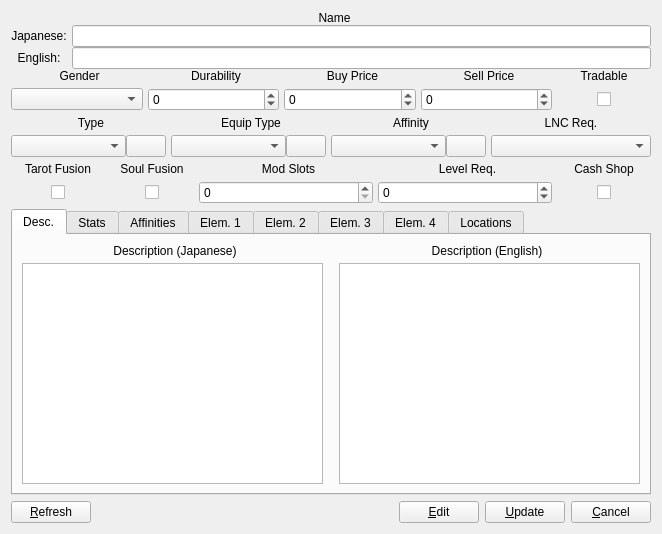
The window that client/ui/ItemView.ui (erikku/frosty) describes before a commit, drawn with Qt 5.
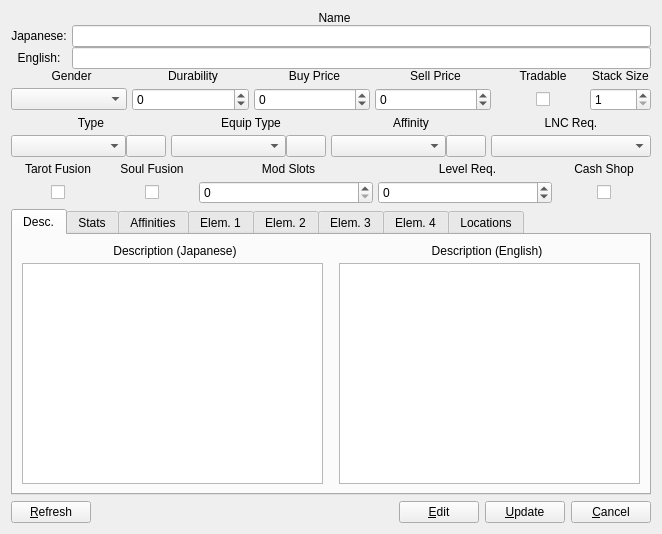
The same window after the commit. The open tabs and pages were chosen to show the change. Custom widgets are drawn as their Qt base class.

Commit message: Added a stack size field to the item window.

What changed in the file:
```diff
--- a/client/ui/ItemView.ui
+++ b/client/ui/ItemView.ui
@@ -3083,6 +3083,26 @@
            </property>
           </widget>
          </item>
+         <item row="0" column="5">
+          <widget class="QLabel" name="stackSizeLabel2">
+           <property name="text">
+            <string>Stack Size</string>
+           </property>
+           <property name="alignment">
+            <set>Qt::AlignCenter</set>
+           </property>
+          </widget>
+         </item>
+         <item row="1" column="5">
+          <widget class="QSpinBox" name="stackSizeEdit">
+           <property name="minimum">
+            <number>1</number>
+           </property>
+           <property name="maximum">
+            <number>10000</number>
+           </property>
+          </widget>
+         </item>
         </layout>
        </item>
        <item>
```
Left out of the diff: 20 changed lines with no effect on the pictures. The commit also changes 1 other file.
